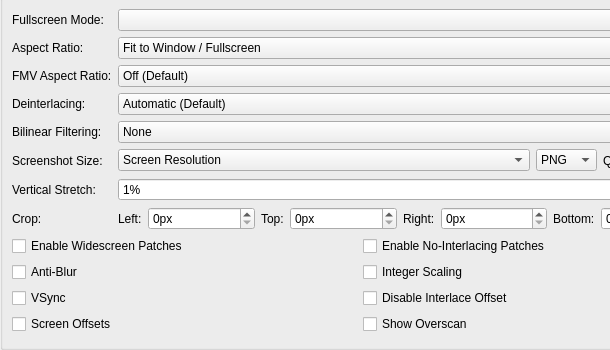
The window that pcsx2-qt/Settings/GraphicsSettingsWidget.ui (PCSX2/pcsx2) describes before a commit, drawn with Qt 5; both pictures show x 0 to 610 and y 115 to 465 of the 720 by 465 pixel window.
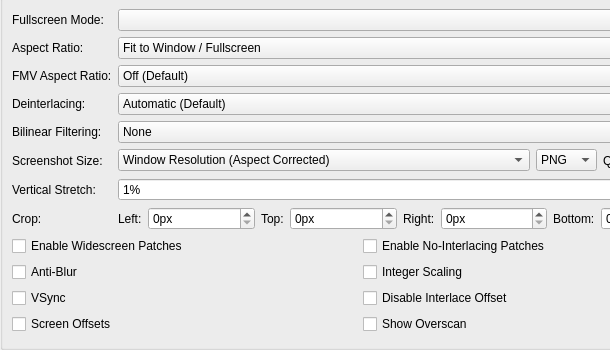
The same window after the commit.

Commit message: UI: Rename screenshot size options

```diff
--- a/pcsx2-qt/Settings/GraphicsSettingsWidget.ui
+++ b/pcsx2-qt/Settings/GraphicsSettingsWidget.ui
@@ -399,7 +399,7 @@
           <widget class="QComboBox" name="screenshotSize">
            <item>
             <property name="text">
-             <string>Screen Resolution</string>
+             <string>Window Resolution (Aspect Corrected)</string>
             </property>
            </item>
            <item>
```
Left out of the diff: 4 changed lines with no effect on the pictures.
